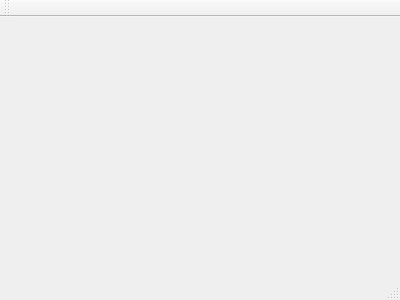
The window that mainwindow.ui (quintanasergio/ARAP-Compare) describes before a commit, drawn with Qt 5.
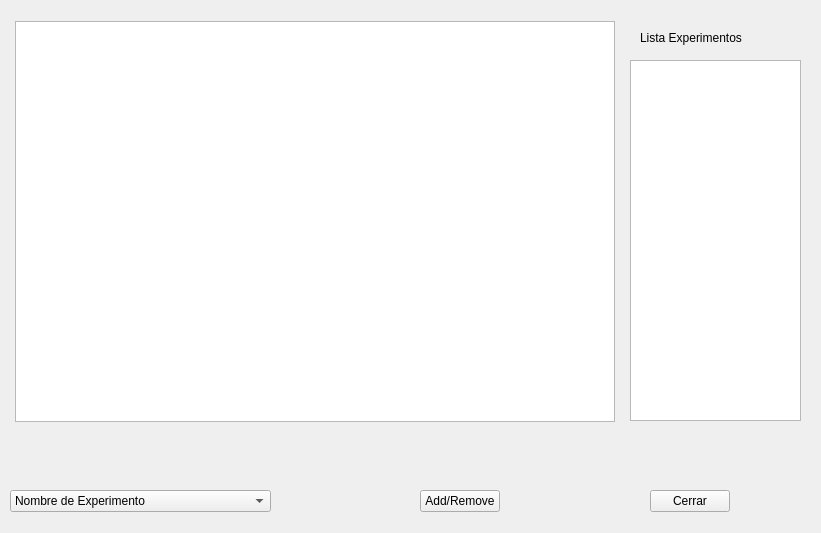
The same window after the commit.

Diff of the .ui file:
```diff
--- a/mainwindow.ui
+++ b/mainwindow.ui
@@ -1,24 +1,140 @@
 <ui version="4.0">
  <class>MainWindow</class>
- <widget class="QMainWindow" name="MainWindow" >
-  <property name="geometry" >
+ <widget class="QMainWindow" name="MainWindow">
+  <property name="geometry">
    <rect>
     <x>0</x>
     <y>0</y>
-    <width>400</width>
-    <height>300</height>
+    <width>821</width>
+    <height>533</height>
    </rect>
   </property>
   <property name="windowTitle" >
    <string>MainWindow</string>
   </property>
-  <widget class="QMenuBar" name="menuBar" />
-  <widget class="QToolBar" name="mainToolBar" />
-  <widget class="QWidget" name="centralWidget" />
-  <widget class="QStatusBar" name="statusBar" />
+  <widget class="QWidget" name="centralWidget">
+   <widget class="QListWidget" name="listWidget">
+    <property name="geometry">
+     <rect>
+      <x>630</x>
+      <y>60</y>
+      <width>171</width>
+      <height>361</height>
+     </rect>
+    </property>
+   </widget>
+   <widget class="QPushButton" name="pushButton">
+    <property name="geometry">
+     <rect>
+      <x>650</x>
+      <y>490</y>
+      <width>80</width>
+      <height>22</height>
+     </rect>
+    </property>
+    <property name="text">
+     <string>Cerrar</string>
+    </property>
+   </widget>
+   <widget class="QLabel" name="label">
+    <property name="geometry">
+     <rect>
+      <x>640</x>
+      <y>30</y>
+      <width>121</width>
+      <height>16</height>
+     </rect>
+    </property>
+    <property name="text">
+     <string>Lista Experimentos</string>
+    </property>
+   </widget>
+   <widget class="QComboBox" name="comboBox">
+    <property name="geometry">
+     <rect>
+      <x>10</x>
+      <y>490</y>
+      <width>261</width>
+      <height>22</height>
+     </rect>
+    </property>
+    <item>
+     <property name="text">
+      <string>Nombre de Experimento</string>
+     </property>
+    </item>
+    <item>
+     <property name="text">
+      <string>Cantidad de Nodos</string>
+     </property>
+    </item>
+    <item>
+     <property name="text">
+      <string>Tamaño de Hormigas</string>
+     </property>
+    </item>
+    <item>
+     <property name="text">
+      <string>Habilitar Exploradoras</string>
+     </property>
+    </item>
+    <item>
+     <property name="text">
+      <string>Intervalo de Envío de Exploradoras</string>
+     </property>
+    </item>
+    <item>
+     <property name="text">
+      <string># de Saltos de las hormigas</string>
+     </property>
+    </item>
+    <item>
+     <property name="text">
+      <string>Tamaño máximo segmento</string>
+     </property>
+    </item>
+    <item>
+     <property name="text">
+      <string>Tamaño Cola</string>
+     </property>
+    </item>
+    <item>
+     <property name="text">
+      <string>Tiempo Simulación</string>
+     </property>
+    </item>
+    <item>
+     <property name="text">
+      <string>Path Manager</string>
+     </property>
+    </item>
+   </widget>
+   <widget class="QGraphicsView" name="graphicsView">
+    <property name="geometry">
+     <rect>
+      <x>15</x>
+      <y>21</y>
+      <width>600</width>
+      <height>401</height>
+     </rect>
+    </property>
+   </widget>
+   <widget class="QPushButton" name="pushButton_2">
+    <property name="geometry">
+     <rect>
+      <x>420</x>
+      <y>490</y>
+      <width>80</width>
+      <height>22</height>
+     </rect>
+    </property>
+    <property name="text">
+     <string>Add/Remove</string>
+    </property>
+   </widget>
+  </widget>
  </widget>
- <layoutDefault spacing="6" margin="11" />
- <pixmapfunction></pixmapfunction>
+ <layoutdefault spacing="6" margin="11"/>
  <resources/>
  <connections/>
 </ui>
```
Left out of the diff: 3 changed lines with no effect on the pictures.
